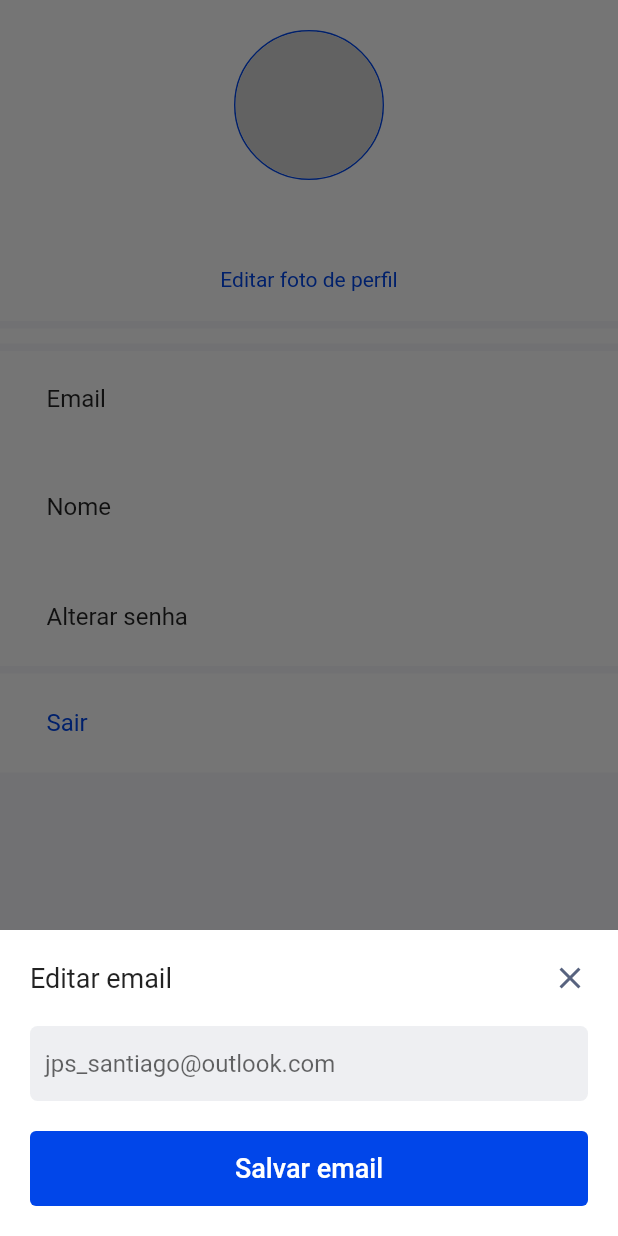
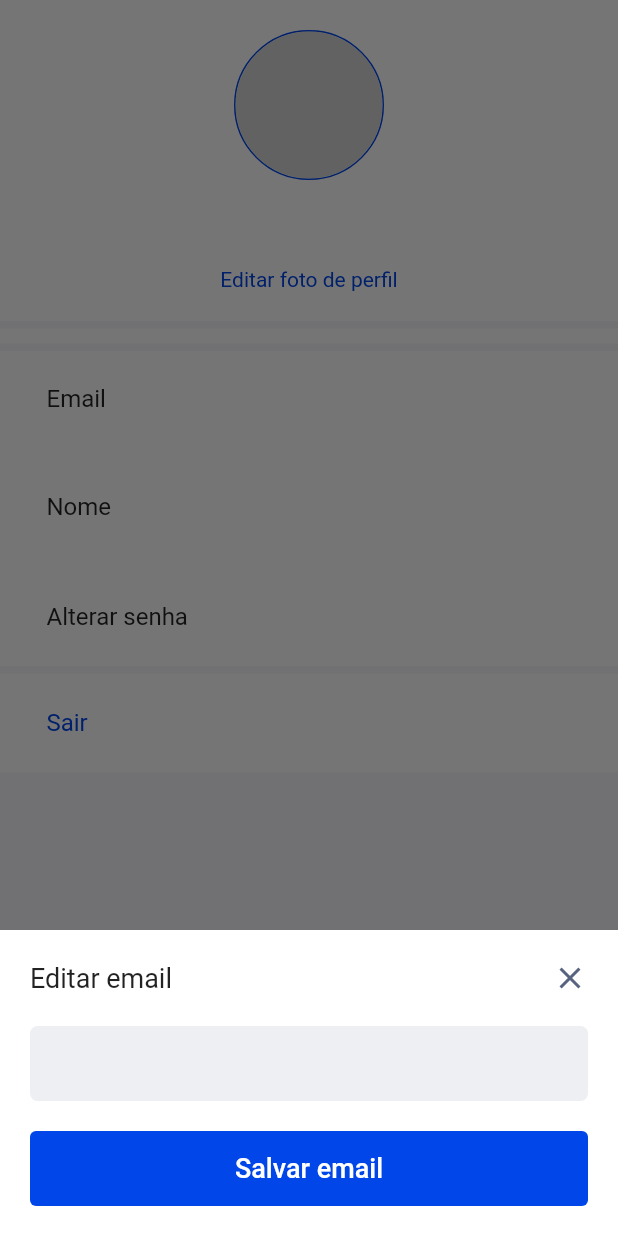
Before and after one commit to jpssantiago/lab-projetos, a Flutter app: the ProfileScreen screen opened directly, after a tap on "Email", on a phone screen of 412 x 824 dp. Run offline on Flutter 3.47's test engine with Material 2 defaults, Android fonts, the light colour scheme and no system bars; drawn by our look-alikes of cached_network_image; our stand-ins replace cloud_firestore, file_picker, firebase_auth, firebase_core, firebase_storage, google_sign_in; accounts and stored records are empty; network calls fail.

Commit message:
hotfix: hint dos textfields estavam mostrando texto errado (estático)

```diff
--- a/lib/widgets/edit_email_bottom_sheet/edit_email_bottom_sheet.dart
+++ b/lib/widgets/edit_email_bottom_sheet/edit_email_bottom_sheet.dart
@@ -1,5 +1,7 @@
 import 'package:flutter/material.dart';
+import 'package:provider/provider.dart';
 
+import '../../providers/auth_provider.dart';
 import '../bottom_sheet/bottom_sheet.dart';
 import '../filled_button/filled_button.dart';
 import '../filled_text_field/filled_text_field.dart';
@@ -15,11 +17,12 @@ class EditEmailBottomSheet extends StatelessWidget {
   @override
   Widget build(BuildContext context) {
     final TextEditingController controller = TextEditingController();
+    final authProvider = Provider.of<AuthProvider>(context);
 
     Widget _input() {
       return FilledTextField(
         controller: controller,
-        hint: 'jps_santiago@outlook.com',
+        hint: authProvider.email,
       );
     }
 
--- a/lib/widgets/edit_name_bottom_sheet/edit_name_bottom_sheet.dart
+++ b/lib/widgets/edit_name_bottom_sheet/edit_name_bottom_sheet.dart
@@ -1,5 +1,7 @@
 import 'package:flutter/material.dart';
+import 'package:provider/provider.dart';
 
+import '../../providers/user_provider.dart';
 import '../bottom_sheet/bottom_sheet.dart';
 import '../filled_button/filled_button.dart';
 import '../filled_text_field/filled_text_field.dart';
@@ -15,11 +17,12 @@ class EditNameBottomSheet extends StatelessWidget {
   @override
   Widget build(BuildContext context) {
     final TextEditingController controller = TextEditingController();
+    final userProvider = Provider.of<UserProvider>(context);
 
     Widget _input() {
       return FilledTextField(
         controller: controller,
-        hint: 'João Pedro',
+        hint: userProvider.user?.name,
       );
     }
 
```
